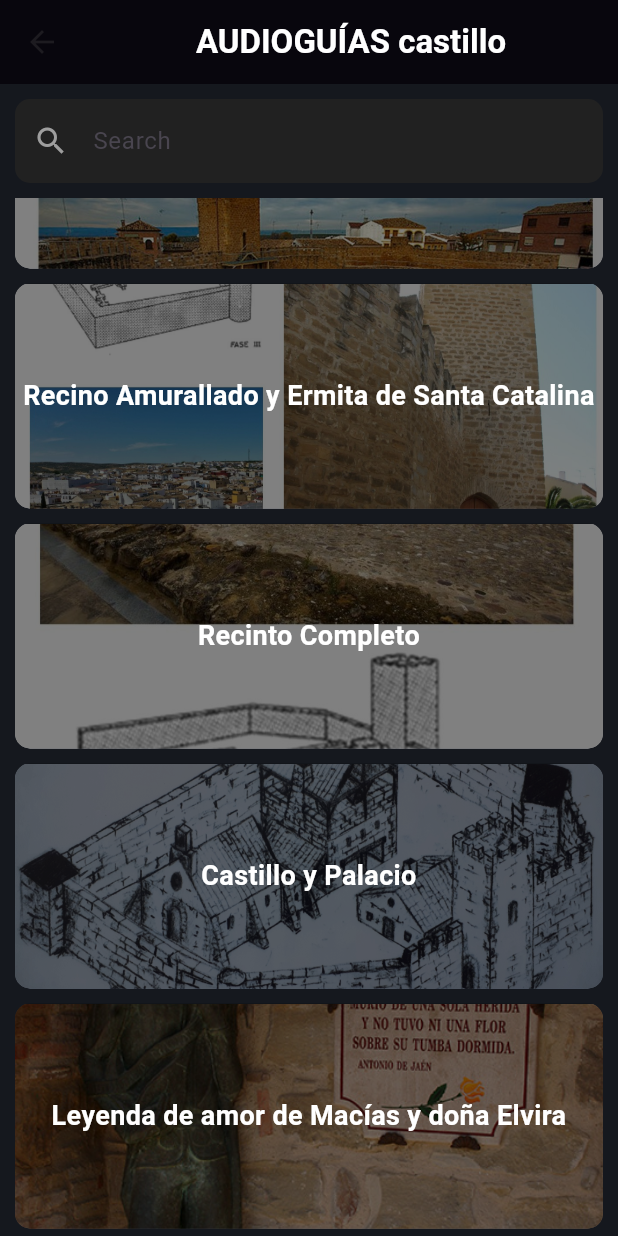
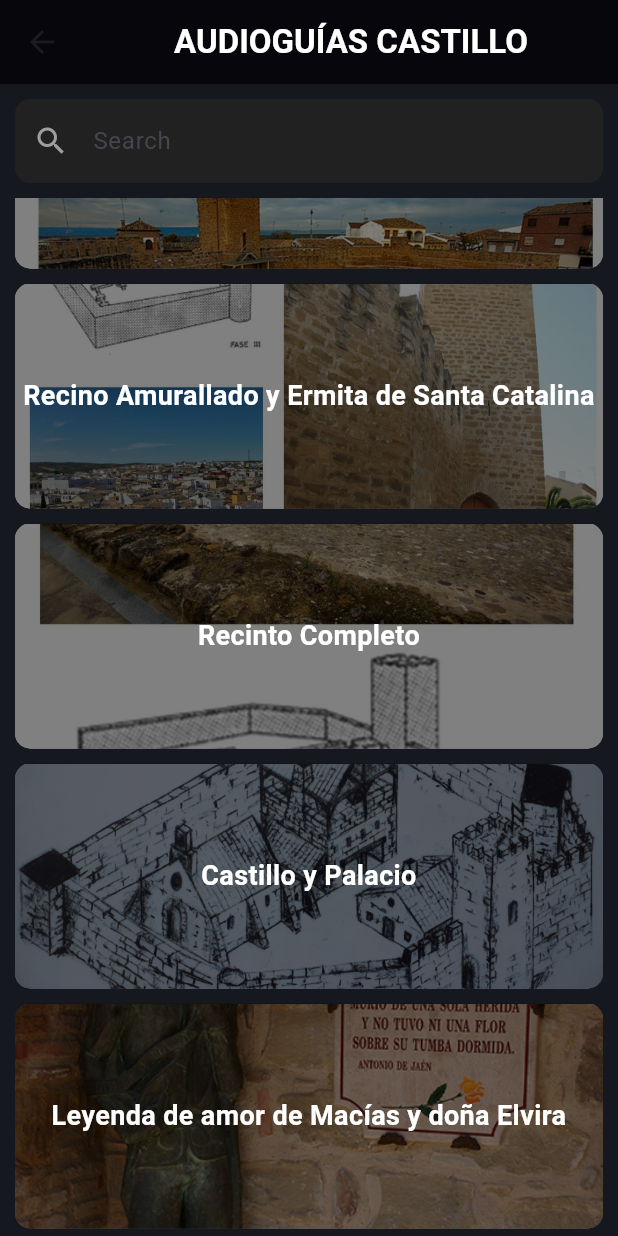
Before and after one commit to J0rdan4s0rJordan1s/Colecciones-Museisticas-Arjonilla, a Flutter app: the Castillo screen opened directly, scrolled down 908 dp, on a phone screen of 412 x 824 dp. Run offline on Flutter 3.47's test engine with Material 3 defaults, Android fonts, the phone set to English and light mode, and no system bars; our stand-ins replace audioplayers, flutter_map, flutter_svg, geolocator, latlong2, webview_flutter.

Commit message:
cambiada altura en entorno web

```diff
--- a/lib/castillo.dart
+++ b/lib/castillo.dart
@@ -111,7 +111,7 @@ class Castillo extends StatefulWidget {
       appBar: AppBar(
         title: const Center(
           child: Text(
-            'AUDIOGUÍAS castillo',
+            'AUDIOGUÍAS CASTILLO',
             style: TextStyle(fontWeight: FontWeight.bold, color: Colors.white),
           ),
         ),
--- a/lib/colecciones.dart
+++ b/lib/colecciones.dart
@@ -313,6 +313,7 @@ class _DetailPageState extends State<DetailPage> {
 
   @override
   Widget build(BuildContext context) {
+    bool web = MediaQuery.of(context).size.width > 800;
     return Scaffold(
       backgroundColor: Colors.black,
       body: SafeArea(
@@ -324,7 +325,7 @@ class _DetailPageState extends State<DetailPage> {
                 Image.asset(
                   widget.imagePath,
                   width: double.infinity,
-                  height: 200,
+                  height: web ? 300 : 200,
                   fit: BoxFit.cover,
                 ),
                 Container(
```
